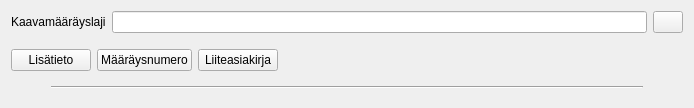
The window that arho_feature_template/gui/plan_regulation_widget.ui (GispoCoding/arho-qgis-plugin) describes before a commit, drawn with Qt 5.
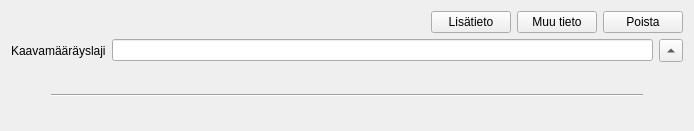
The same window after the commit.

Commit message: redesign plan regulation widget buttons, add expand/hide button

```diff
--- a/arho_feature_template/gui/plan_regulation_widget.ui
+++ b/arho_feature_template/gui/plan_regulation_widget.ui
@@ -7,13 +7,72 @@
     <x>0</x>
     <y>0</y>
     <width>694</width>
-    <height>108</height>
+    <height>131</height>
    </rect>
   </property>
+  <property name="sizePolicy">
+   <sizepolicy hsizetype="Preferred" vsizetype="Maximum">
+    <horstretch>0</horstretch>
+    <verstretch>0</verstretch>
+   </sizepolicy>
+  </property>
   <property name="windowTitle">
    <string>Form</string>
   </property>
+  <property name="styleSheet">
+   <string notr="true"/>
+  </property>
   <layout class="QVBoxLayout" name="verticalLayout">
+   <item>
+    <layout class="QHBoxLayout" name="horizontalLayout_2">
+     <item>
+      <spacer name="horizontalSpacer">
+       <property name="orientation">
+        <enum>Qt::Horizontal</enum>
+       </property>
+       <property name="sizeHint" stdset="0">
+        <size>
+         <width>40</width>
+         <height>20</height>
+        </size>
+       </property>
+      </spacer>
+     </item>
+     <item>
+      <widget class="QPushButton" name="add_additional_information_btn">
+       <property name="text">
+        <string>Lisätieto</string>
+       </property>
+      </widget>
+     </item>
+     <item>
+      <widget class="QPushButton" name="add_field_btn">
+       <property name="text">
+        <string>Muu tieto</string>
+       </property>
+      </widget>
+     </item>
+     <item>
+      <widget class="QPushButton" name="del_btn">
+       <property name="sizePolicy">
+        <sizepolicy hsizetype="Preferred" vsizetype="Fixed">
+         <horstretch>0</horstretch>
+         <verstretch>0</verstretch>
+        </sizepolicy>
+       </property>
+       <property name="maximumSize">
+        <size>
+         <width>16777215</width>
+         <height>16777215</height>
+        </size>
+       </property>
+       <property name="text">
+        <string>Poista</string>
+       </property>
+      </widget>
+     </item>
+    </layout>
+   </item>
    <item>
     <layout class="QFormLayout" name="form_layout">
      <item row="0" column="0">
@@ -29,21 +88,15 @@
         <widget class="QLineEdit" name="plan_regulation_name"/>
        </item>
        <item>
-        <widget class="QPushButton" name="del_btn">
-         <property name="sizePolicy">
-          <sizepolicy hsizetype="Fixed" vsizetype="Fixed">
-           <horstretch>0</horstretch>
-           <verstretch>0</verstretch>
-          </sizepolicy>
+        <widget class="QToolButton" name="expand_hide_btn">
+         <property name="text">
+          <string>Laajenna</string>
          </property>
-         <property name="maximumSize">
-          <size>
-           <width>30</width>
-           <height>16777215</height>
-          </size>
+         <property name="autoRaise">
+          <bool>false</bool>
          </property>
-         <property name="text">
-          <string/>
+         <property name="arrowType">
+          <enum>Qt::UpArrow</enum>
          </property>
         </widget>
        </item>
@@ -52,43 +105,7 @@
     </layout>
    </item>
    <item>
-    <layout class="QHBoxLayout" name="horizontalLayout_2">
-     <item>
-      <widget class="QPushButton" name="add_additional_information_btn">
-       <property name="text">
-        <string>Lisätieto</string>
-       </property>
-      </widget>
-     </item>
-     <item>
-      <widget class="QPushButton" name="add_regulation_number_btn">
-       <property name="text">
-        <string>Määräysnumero</string>
-       </property>
-      </widget>
-     </item>
-     <item>
-      <widget class="QPushButton" name="add_file_btn">
-       <property name="text">
-        <string>Liiteasiakirja</string>
-       </property>
-      </widget>
-     </item>
-     <item>
-      <spacer name="horizontalSpacer_3">
-       <property name="orientation">
-        <enum>Qt::Horizontal</enum>
-       </property>
-       <property name="sizeHint" stdset="0">
-        <size>
-         <width>40</width>
-         <height>20</height>
-        </size>
-       </property>
-      </spacer>
-     </item>
-    </layout>
-   </item>
+    <layout class="QVBoxLayout" name="spacer_layout">
    <item>
     <layout class="QHBoxLayout" name="horizontalLayout_4">
      <item>
@@ -132,6 +149,24 @@
         <size>
          <width>40</width>
          <height>20</height>
+          </size>
+         </property>
+        </spacer>
+       </item>
+      </layout>
+     </item>
+     <item>
+      <spacer name="verticalSpacer">
+       <property name="orientation">
+        <enum>Qt::Vertical</enum>
+       </property>
+       <property name="sizeType">
+        <enum>QSizePolicy::Fixed</enum>
+       </property>
+       <property name="sizeHint" stdset="0">
+        <size>
+         <width>20</width>
+         <height>15</height>
         </size>
        </property>
       </spacer>
```
Lines whose indentation alone changed are shown as unchanged. The commit also changes 1 other file.
